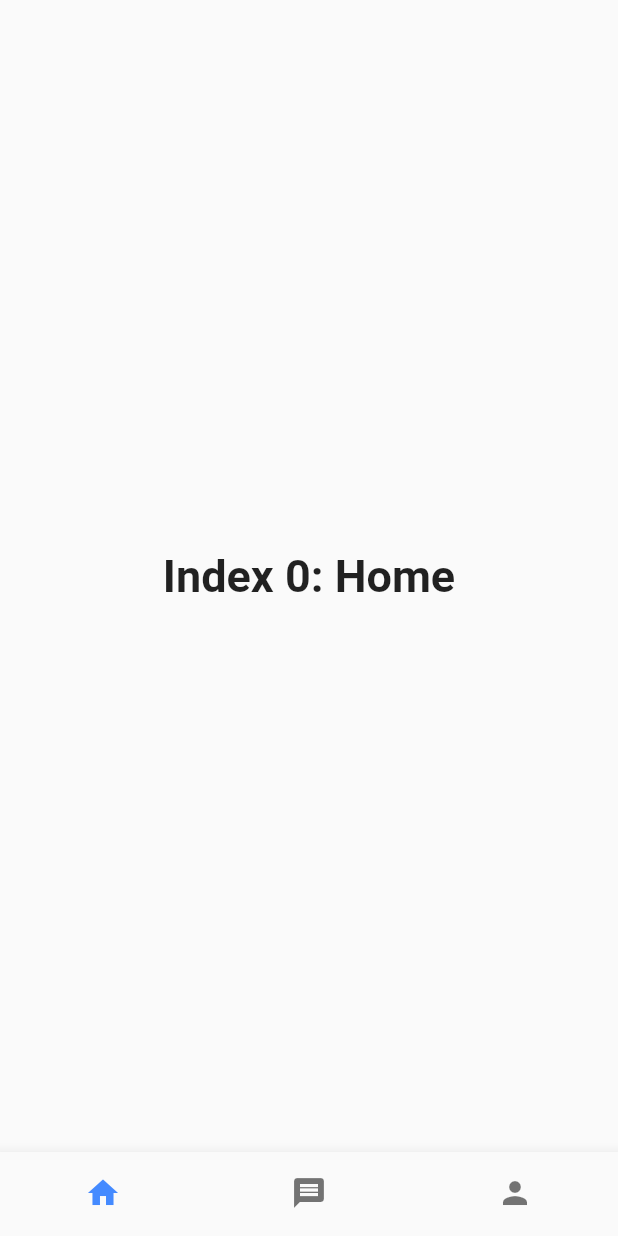
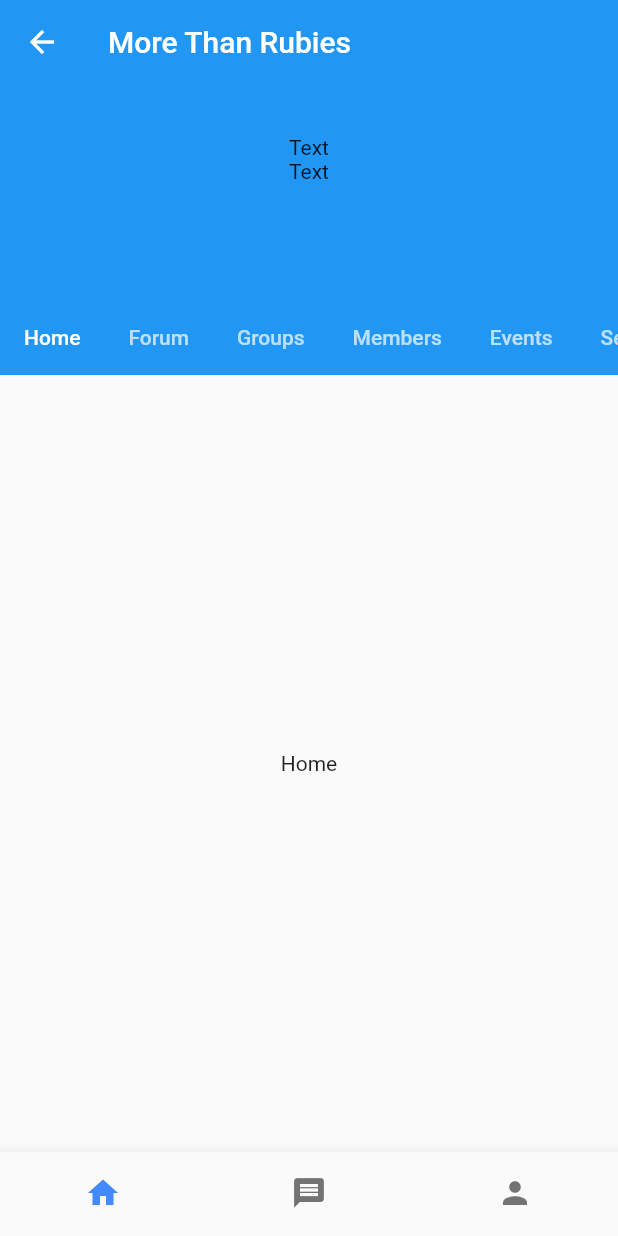
Before and after one commit to Sanliston/MTR_flutter, a Flutter app: the MainScreen screen opened directly, on a phone screen of 412 x 824 dp. Run offline on Flutter 3.47's test engine with Material 2 defaults, Android fonts, the phone set to English and light mode, and no system bars.

Commit message:
Started on home screen tab

```diff
--- a/lib/screens/main_screen.dart
+++ b/lib/screens/main_screen.dart
@@ -1,6 +1,7 @@
 import 'package:flutter/material.dart';
 import 'package:flutter/services.dart';
 import 'package:MTR_flutter/utilities/constants.dart';
+import 'package:MTR_flutter/screens/tabs/home_tab_screen.dart';
 
 /*This screen will be made of tabs: Home, Inbox, and Personal
   link: https://api.flutter.dev/flutter/material/BottomNavigationBar-class.html
@@ -24,11 +25,8 @@ class _MainScreenState extends State<MainScreen> {
     fontWeight: FontWeight.bold
   );
 
-  static const List<Widget> _widgetOptions = <Widget> [
-    Text(
-      'Index 0: Home',
-      style: optionStyle,
-    ),
+  static List<Widget> _widgetOptions = <Widget> [
+    HomeTabScreen(),
     Text(
       'Index 1: Inbox',
       style: optionStyle,
--- /dev/null
+++ b/lib/screens/tabs/home_tab_screen copy.dart
@@ -0,0 +1,93 @@
+import 'package:flutter/material.dart';
+import 'package:flutter/services.dart';
+import 'package:MTR_flutter/utilities/constants.dart';
+
+/*This screen will have several tabs:
+  Home
+  Forum
+  Groups
+  Members
+  Events
+  Services
+  Pricing
+  Content
+
+  And it will also be housed in a SliverAppBar.
+
+  For now, I will use this approach:
+  https://gist.github.com/X-Wei/ed1ce793482789c8e9632592b79458f7
+
+  But in the future we can take an approach like this:
+  https://medium.com/@diegoveloper/flutter-collapsing-toolbar-sliver-app-bar-14b858e87abe
+  */
+
+
+class HomeTabScreen extends StatefulWidget {
+
+  @override
+  _HomeTabScreenState createState() => _HomeTabScreenState();
+}
+
+class _HomeTabScreenState extends State<HomeTabScreen> with SingleTickerProviderStateMixin{
+
+  TabController controller;
+
+  @override
+  void initState(){
+    super.initState();
+    controller = TabController(
+      length: 8,
+      vsync: this,
+    );
+  }
+
+  @override
+  Widget build (BuildContext context){
+
+    return Scaffold(
+      body: CustomScrollView(
+        slivers: <Widget> [
+          SliverAppBar(
+            title: Text("More Than Rubies"),
+            pinned: true,
+            snap: false,
+            floating: true,
+            expandedHeight: 250.0,
+            flexibleSpace: FlexibleSpaceBar(
+              title: Text("FlexibleSpace title"),
+            ),
+            bottom: TabBar(
+              isScrollable: true,
+              tabs: [
+                Tab(text: 'Home'),
+                Tab(text: 'Forum'),
+                Tab(text: 'Groups'),
+                Tab(text: 'Members'),
+                Tab(text: 'Events'),
+                Tab(text: 'Services'),
+                Tab(text: 'Pricing'),
+                Tab(text: 'Content'),
+              ],
+              controller: controller,
+            )
+          ),
+          SliverFillRemaining(
+            child: TabBarView(
+              controller: controller,
+              children: <Widget> [
+                Center(child: Text("Home")),
+                Center(child: Text("Forum")),
+                Center(child: Text("Groups")),
+                Center(child: Text("Members")),
+                Center(child: Text("Events")),
+                Center(child: Text("Services")),
+                Center(child: Text("Pricing")),
+                Center(child: Text("Content")),
+              ]
+            )
+          )
+        ]
+      )
+    );
+  }
+}
--- /dev/null
+++ b/lib/screens/tabs/home_tab_screen.dart
@@ -0,0 +1,104 @@
+import 'package:flutter/material.dart';
+import 'package:flutter/services.dart';
+import 'package:MTR_flutter/utilities/constants.dart';
+
+/*This screen will have several tabs:
+  Home
+  Forum
+  Groups
+  Members
+  Events
+  Services
+  Pricing
+  Content
+
+  And it will also be housed in a SliverAppBar.
+
+  For now, I will use this approach:
+  https://gist.github.com/X-Wei/ed1ce793482789c8e9632592b79458f7
+
+  But in the future we can take an approach like this:
+  https://medium.com/@diegoveloper/flutter-collapsing-toolbar-sliver-app-bar-14b858e87abe
+  */
+
+
+class HomeTabScreen extends StatefulWidget {
+
+  @override
+  _HomeTabScreenState createState() => _HomeTabScreenState();
+}
+
+class _HomeTabScreenState extends State<HomeTabScreen> with SingleTickerProviderStateMixin{
+
+  TabController controller;
+
+  @override
+  void initState(){
+    super.initState();
+    controller = TabController(
+      length: 8,
+      vsync: this,
+    );
+  }
+
+  @override
+  Widget build (BuildContext context){
+
+    return Scaffold(
+      body: CustomScrollView(
+        slivers: <Widget> [
+          SliverAppBar(
+            title: Text("More Than Rubies"),
+            pinned: true,
+            snap: false,
+            floating: false,
+            expandedHeight: 250.0,
+            flexibleSpace: FlexibleSpaceBar(
+              centerTitle: true,
+              background: Padding(
+                padding: const EdgeInsets.only(top: 90.0),
+                child: Center(
+                  child: Column(
+                    children: <Widget>[
+                      Text("Text"),
+                      Text("Text")
+                    ],
+                  ),
+                ),
+              ),
+            ),
+            bottom: TabBar(
+              isScrollable: true,
+              tabs: [
+                Tab(text: 'Home'),
+                Tab(text: 'Forum'),
+                Tab(text: 'Groups'),
+                Tab(text: 'Members'),
+                Tab(text: 'Events'),
+                Tab(text: 'Services'),
+                Tab(text: 'Pricing'),
+                Tab(text: 'Content'),
+              ],
+              controller: controller,
+            )
+          ),
+          SliverFillRemaining(
+            child: TabBarView(
+              controller: controller,
+              children: <Widget> [
+                Center(child: Text("Home")),
+                Center(child: Text("Forum")),
+                Center(child: Text("Groups")),
+                Center(child: Text("Members")),
+                Center(child: Text("Events")),
+                Center(child: Text("Services")),
+                Center(child: Text("Pricing")),
+                Center(child: Text("Content")),
+              ]
+            )
+          )
+        ]
+      )
+    );
+  }
+}
```
